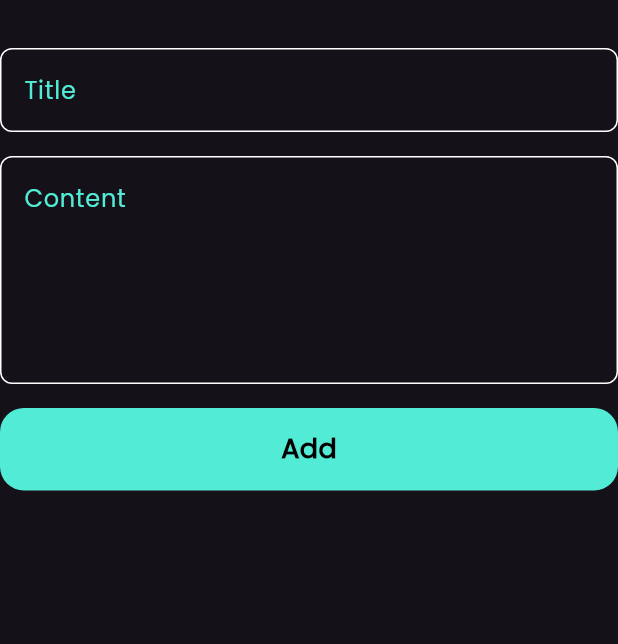
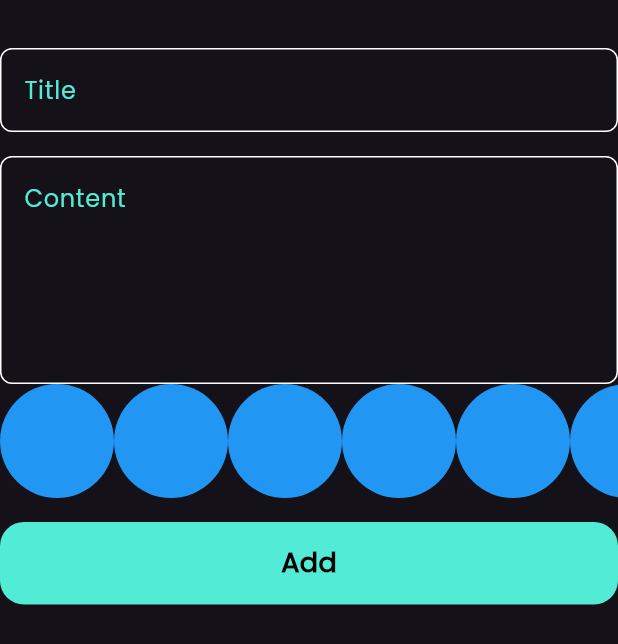
Before and after one commit to mu7ammad-3issa/note-craft, a Flutter app: the AddNoteForm widget shown alone on an empty page, opened directly, on a phone screen of 412 x 824 dp. Shown: the top 644 px of the screen. Run offline on Flutter 3.47's test engine with Material 3 defaults, Android fonts, the phone set to English and light mode, and no system bars; our stand-ins replace bloc, flutter_bloc, font_awesome_flutter, hive, hive_flutter; accounts and stored records are empty.

Commit message:
create colors list view p1

```diff
--- a/lib/widgets/add_note_form.dart
+++ b/lib/widgets/add_note_form.dart
@@ -3,6 +3,7 @@ import 'package:flutter_bloc/flutter_bloc.dart';
 import 'package:intl/intl.dart';
 import 'package:notes_app/cubits/add_note_cubit/add_note_cubit.dart';
 import 'package:notes_app/models/note_model.dart';
+import 'package:notes_app/widgets/colors_list_view.dart';
 import 'package:notes_app/widgets/custom_button.dart';
 import 'package:notes_app/widgets/custom_text_field.dart';
 
@@ -47,6 +48,7 @@ class _AddNoteFormState extends State<AddNoteForm> {
             hintText: 'Content',
             maxLines: 5,
           ),
+          const ColorsListView(),
           const SizedBox(
             height: 16,
           ),
--- /dev/null
+++ b/lib/widgets/color_item.dart
@@ -0,0 +1,13 @@
+import 'package:flutter/material.dart';
+
+class ColorItem extends StatelessWidget {
+  const ColorItem({super.key});
+
+  @override
+  Widget build(BuildContext context) {
+    return const CircleAvatar(
+      radius: 38,
+      backgroundColor: Colors.blue,
+    );
+  }
+}
--- /dev/null
+++ b/lib/widgets/colors_list_view.dart
@@ -0,0 +1,20 @@
+import 'package:flutter/material.dart';
+import 'package:notes_app/widgets/color_item.dart';
+
+class ColorsListView extends StatelessWidget {
+  const ColorsListView({super.key});
+
+  @override
+  Widget build(BuildContext context) {
+    return SizedBox(
+      height: 38 * 2,
+      child: ListView.builder(
+        scrollDirection: Axis.horizontal,
+        itemCount: 10,
+        itemBuilder: (context, index) {
+          return const ColorItem();
+        },
+      ),
+    );
+  }
+}
```
